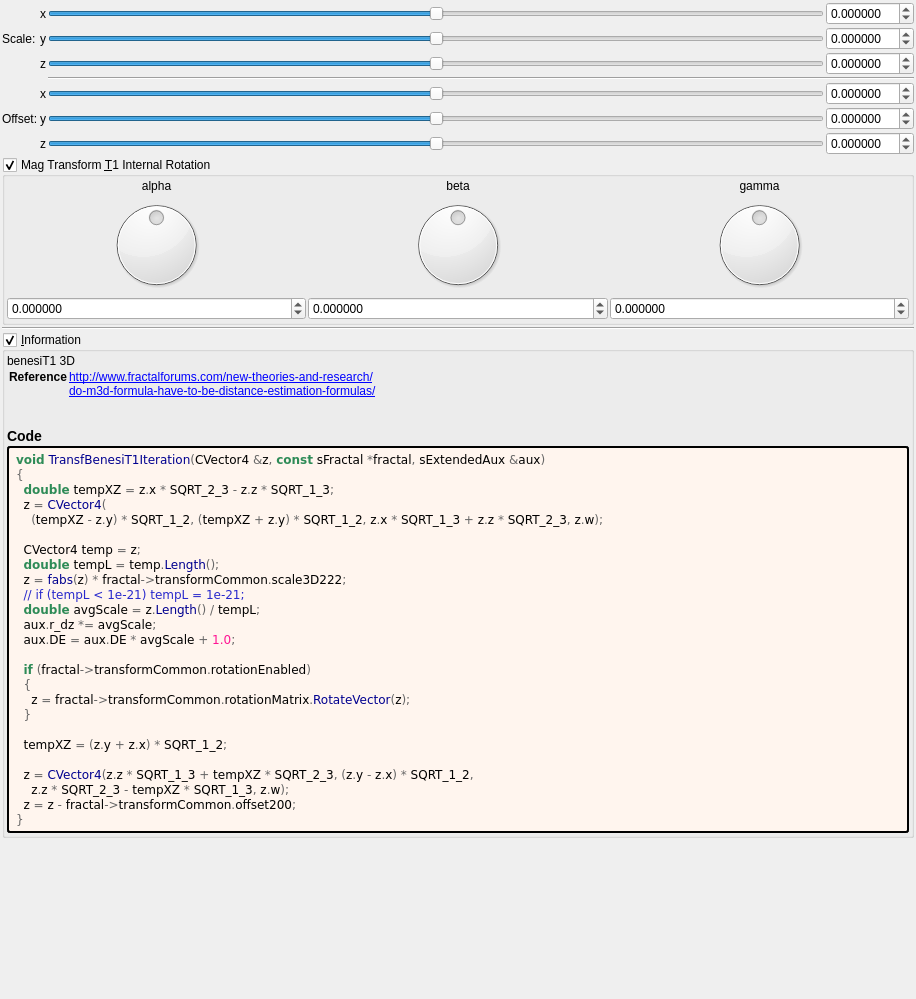
buddhi1980/mandelbulber2, file mandelbulber2/formula/ui/fractal_transf_benesi_t1.ui: the form before one commit.
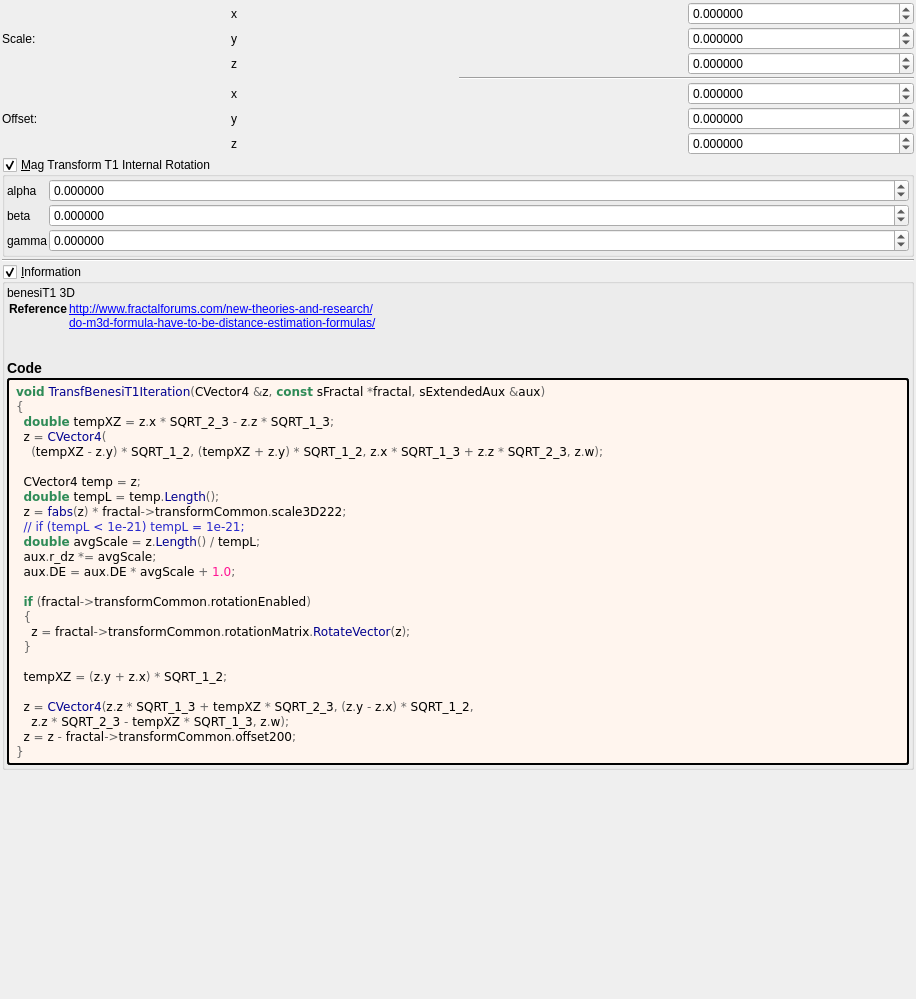
The form after the commit. Custom widgets are drawn as their Qt base class.

Commit message: Cleaned up 18 UIs for fractal transforms

```diff
--- a/mandelbulber2/formula/ui/fractal_transf_benesi_t1.ui
+++ b/mandelbulber2/formula/ui/fractal_transf_benesi_t1.ui
@@ -62,50 +62,6 @@
        </property>
       </widget>
      </item>
-     <item row="6" column="3">
-      <widget class="QSlider" name="slider3_transf_offset_200_z">
-       <property name="sizePolicy">
-        <sizepolicy hsizetype="Expanding" vsizetype="Maximum">
-         <horstretch>0</horstretch>
-         <verstretch>0</verstretch>
-        </sizepolicy>
-       </property>
-       <property name="minimum">
-        <number>-5000000</number>
-       </property>
-       <property name="maximum">
-        <number>5000000</number>
-       </property>
-       <property name="singleStep">
-        <number>1</number>
-       </property>
-       <property name="orientation">
-        <enum>Qt::Horizontal</enum>
-       </property>
-      </widget>
-     </item>
-     <item row="5" column="3">
-      <widget class="QSlider" name="slider3_transf_offset_200_y">
-       <property name="sizePolicy">
-        <sizepolicy hsizetype="Expanding" vsizetype="Maximum">
-         <horstretch>0</horstretch>
-         <verstretch>0</verstretch>
-        </sizepolicy>
-       </property>
-       <property name="minimum">
-        <number>-5000000</number>
-       </property>
-       <property name="maximum">
-        <number>5000000</number>
-       </property>
-       <property name="singleStep">
-        <number>1</number>
-       </property>
-       <property name="orientation">
-        <enum>Qt::Horizontal</enum>
-       </property>
-      </widget>
-     </item>
      <item row="3" column="3" colspan="2">
       <widget class="Line" name="line_53">
        <property name="orientation">
@@ -141,28 +97,6 @@
        </property>
       </widget>
      </item>
-     <item row="4" column="3">
-      <widget class="QSlider" name="slider3_transf_offset_200_x">
-       <property name="sizePolicy">
-        <sizepolicy hsizetype="Preferred" vsizetype="Preferred">
-         <horstretch>0</horstretch>
-         <verstretch>0</verstretch>
-        </sizepolicy>
-       </property>
-       <property name="minimum">
-        <number>-5000000</number>
-       </property>
-       <property name="maximum">
-        <number>5000000</number>
-       </property>
-       <property name="singleStep">
-        <number>1</number>
-       </property>
-       <property name="orientation">
-        <enum>Qt::Horizontal</enum>
-       </property>
-      </widget>
-     </item>
      <item row="1" column="4">
       <widget class="MyDoubleSpinBox" name="spinbox3_transf_scale3D_222_y">
        <property name="sizePolicy">
@@ -247,50 +181,6 @@
        </property>
       </widget>
      </item>
-     <item row="1" column="3">
-      <widget class="QSlider" name="slider3_transf_scale3D_222_y">
-       <property name="sizePolicy">
-        <sizepolicy hsizetype="Expanding" vsizetype="Maximum">
-         <horstretch>0</horstretch>
-         <verstretch>0</verstretch>
-        </sizepolicy>
-       </property>
-       <property name="minimum">
-        <number>-5000000</number>
-       </property>
-       <property name="maximum">
-        <number>5000000</number>
-       </property>
-       <property name="singleStep">
-        <number>1</number>
-       </property>
-       <property name="orientation">
-        <enum>Qt::Horizontal</enum>
-       </property>
-      </widget>
-     </item>
-     <item row="0" column="3">
-      <widget class="QSlider" name="slider3_transf_scale3D_222_x">
-       <property name="sizePolicy">
-        <sizepolicy hsizetype="Preferred" vsizetype="Preferred">
-         <horstretch>0</horstretch>
-         <verstretch>0</verstretch>
-        </sizepolicy>
-       </property>
-       <property name="minimum">
-        <number>-5000000</number>
-       </property>
-       <property name="maximum">
-        <number>5000000</number>
-       </property>
-       <property name="singleStep">
-        <number>1</number>
-       </property>
-       <property name="orientation">
-        <enum>Qt::Horizontal</enum>
-       </property>
-      </widget>
-     </item>
      <item row="2" column="4">
       <widget class="MyDoubleSpinBox" name="spinbox3_transf_scale3D_222_z">
        <property name="sizePolicy">
@@ -361,28 +251,6 @@
        </property>
       </widget>
      </item>
-     <item row="2" column="3">
-      <widget class="QSlider" name="slider3_transf_scale3D_222_z">
-       <property name="sizePolicy">
-        <sizepolicy hsizetype="Expanding" vsizetype="Maximum">
-         <horstretch>0</horstretch>
-         <verstretch>0</verstretch>
-        </sizepolicy>
-       </property>
-       <property name="minimum">
-        <number>-5000000</number>
-       </property>
-       <property name="maximum">
-        <number>5000000</number>
-       </property>
-       <property name="singleStep">
-        <number>1</number>
-       </property>
-       <property name="orientation">
-        <enum>Qt::Horizontal</enum>
-       </property>
-      </widget>
-     </item>
      <item row="5" column="1">
       <widget class="QLabel" name="label_255">
        <property name="text">
@@ -402,7 +270,7 @@
    <item>
     <widget class="MyGroupBox" name="groupCheck_transf_rotation_enabled">
      <property name="title">
-      <string>Mag Transform &amp;T1 Internal Rotation</string>
+      <string>&amp;Mag Transform T1 Internal Rotation</string>
      </property>
      <property name="checkable">
       <bool>true</bool>
@@ -424,108 +292,18 @@
        <number>2</number>
       </property>
       <item>
-       <layout class="QGridLayout" name="gridLayout_10">
+       <layout class="QGridLayout" name="gridLayout_10" columnstretch="0,1">
         <property name="spacing">
          <number>2</number>
         </property>
-        <item row="1" column="2">
-         <widget class="QLabel" name="label_36">
-          <property name="text">
-           <string notr="true">gamma</string>
-          </property>
-          <property name="alignment">
-           <set>Qt::AlignCenter</set>
-          </property>
-         </widget>
-        </item>
-        <item row="1" column="1">
+        <item row="1" column="0">
          <widget class="QLabel" name="label_34">
           <property name="text">
            <string notr="true">beta</string>
           </property>
-          <property name="alignment">
-           <set>Qt::AlignCenter</set>
-          </property>
-         </widget>
-        </item>
-        <item row="1" column="0">
-         <widget class="QLabel" name="label_35">
-          <property name="text">
-           <string notr="true">alpha</string>
-          </property>
-          <property name="alignment">
-           <set>Qt::AlignCenter</set>
-          </property>
          </widget>
         </item>
         <item row="2" column="1">
-         <widget class="QDial" name="dial3_transf_rotation_y">
-          <property name="minimum">
-           <number>-18000</number>
-          </property>
-          <property name="maximum">
-           <number>18000</number>
-          </property>
-          <property name="wrapping">
-           <bool>true</bool>
-          </property>
-         </widget>
-        </item>
-        <item row="2" column="2">
-         <widget class="QDial" name="dial3_transf_rotation_z">
-          <property name="minimum">
-           <number>-18000</number>
-          </property>
-          <property name="maximum">
-           <number>18000</number>
-          </property>
-          <property name="wrapping">
-           <bool>true</bool>
-          </property>
-         </widget>
-        </item>
-        <item row="3" column="0">
-         <widget class="MyDoubleSpinBox" name="spinboxd3_transf_rotation_x">
-          <property name="sizePolicy">
-           <sizepolicy hsizetype="Minimum" vsizetype="Maximum">
-            <horstretch>0</horstretch>
-            <verstretch>0</verstretch>
-           </sizepolicy>
-          </property>
-          <property name="prefix">
-           <string/>
-          </property>
-          <property name="suffix">
-           <string/>
-          </property>
-          <property name="decimals">
-           <number>6</number>
-          </property>
-          <property name="minimum">
-           <double>-180.000000000000000</double>
-          </property>
-          <property name="maximum">
-           <double>180.000000000000000</double>
-          </property>
-          <property name="singleStep">
-           <double>1.000000000000000</double>
-          </property>
-         </widget>
-        </item>
-        <item row="2" column="0">
-         <widget class="QDial" name="dial3_transf_rotation_x">
-          <property name="minimum">
-           <number>-18000</number>
-          </property>
-          <property name="maximum">
-           <number>18000</number>
-          </property>
-          <property name="wrapping">
-           <bool>true</bool>
-          </property>
-         </widget>
-        </item>
-        <item row="3" column="2">
          <widget class="MyDoubleSpinBox" name="spinboxd3_transf_rotation_z">
           <property name="sizePolicy">
            <sizepolicy hsizetype="Minimum" vsizetype="Maximum">
@@ -553,7 +331,14 @@
           </property>
          </widget>
         </item>
-        <item row="3" column="1">
+        <item row="2" column="0">
+         <widget class="QLabel" name="label_36">
+          <property name="text">
+           <string notr="true">gamma</string>
+          </property>
+         </widget>
+        </item>
+        <item row="1" column="1">
          <widget class="MyDoubleSpinBox" name="spinboxd3_transf_rotation_y">
           <property name="sizePolicy">
            <sizepolicy hsizetype="Minimum" vsizetype="Maximum">
@@ -581,6 +366,41 @@
           </property>
          </widget>
         </item>
+        <item row="0" column="1">
+         <widget class="MyDoubleSpinBox" name="spinboxd3_transf_rotation_x">
+          <property name="sizePolicy">
+           <sizepolicy hsizetype="Minimum" vsizetype="Maximum">
+            <horstretch>0</horstretch>
+            <verstretch>0</verstretch>
+           </sizepolicy>
+          </property>
+          <property name="prefix">
+           <string/>
+          </property>
+          <property name="suffix">
+           <string/>
+          </property>
+          <property name="decimals">
+           <number>6</number>
+          </property>
+          <property name="minimum">
+           <double>-180.000000000000000</double>
+          </property>
+          <property name="maximum">
+           <double>180.000000000000000</double>
+          </property>
+          <property name="singleStep">
+           <double>1.000000000000000</double>
+          </property>
+         </widget>
+        </item>
+        <item row="0" column="0">
+         <widget class="QLabel" name="label_35">
+          <property name="text">
+           <string notr="true">alpha</string>
+          </property>
+         </widget>
+        </item>
        </layout>
       </item>
      </layout>
```
Left out of the diff: 15 changed lines with no effect on the pictures. The commit also changes 19 other files.
